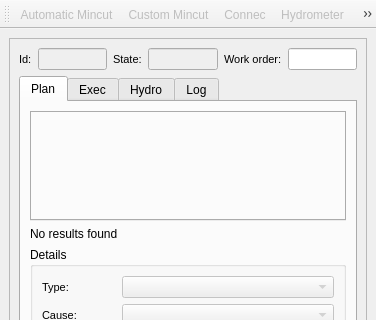
Old version of the form core/ui/toolbars/om/mincut.ui in the repository Giswater/giswater_qgis_plugin; both pictures show x 0 to 376 and y 0 to 320 of the 376 by 768 pixel window.
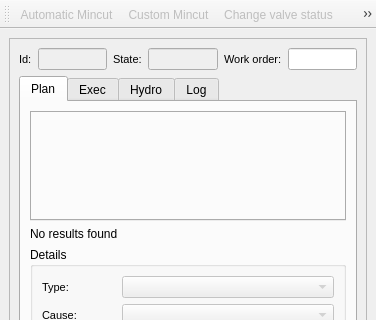
New version of the form. Icons and pictures are not drawn.

Commit message: Mincut: Add button 'actionChangeValveStatus'

```diff
--- a/core/ui/toolbars/om/mincut.ui
+++ b/core/ui/toolbars/om/mincut.ui
@@ -903,6 +903,7 @@
    </attribute>
    <addaction name="actionMincut"/>
    <addaction name="actionCustomMincut"/>
+   <addaction name="actionChangeValveStatus"/>
    <addaction name="actionAddConnec"/>
    <addaction name="actionAddHydrometer"/>
    <addaction name="actionComposer"/>
@@ -976,6 +977,21 @@
     <string>Composer</string>
    </property>
   </action>
+  <action name="actionChangeValveStatus">
+   <property name="checkable">
+    <bool>true</bool>
+   </property>
+   <property name="enabled">
+    <bool>false</bool>
+   </property>
+   <property name="icon">
+    <iconset>
+     <normaloff>../../../../icons/dialogs/20x20/124.png</normaloff>../../../../icons/dialogs/20x20/124.png</iconset>
+   </property>
+   <property name="text">
+    <string>Change valve status</string>
+   </property>
+  </action>
  </widget>
  <resources/>
  <connections/>
```
